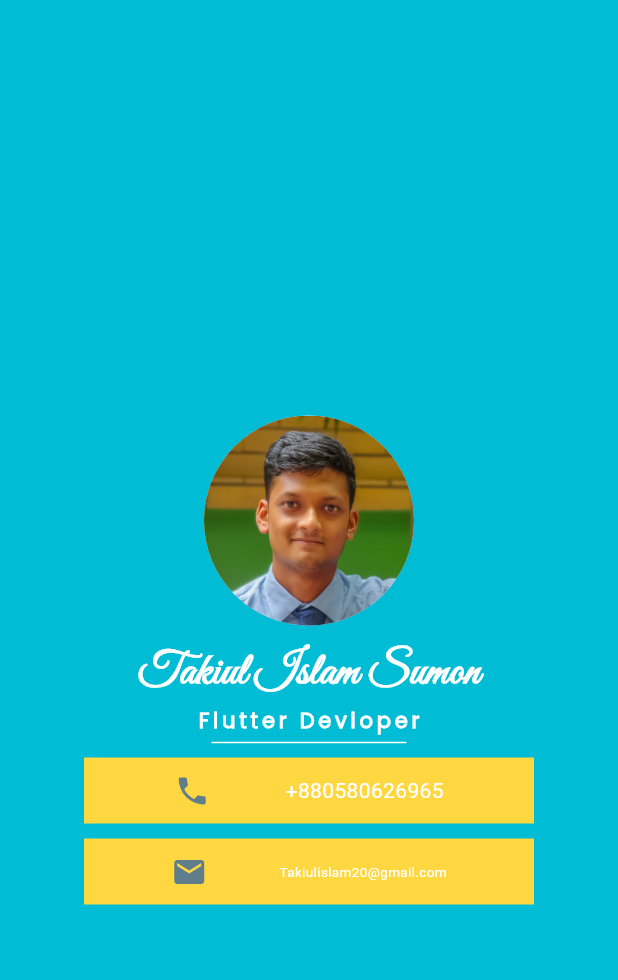
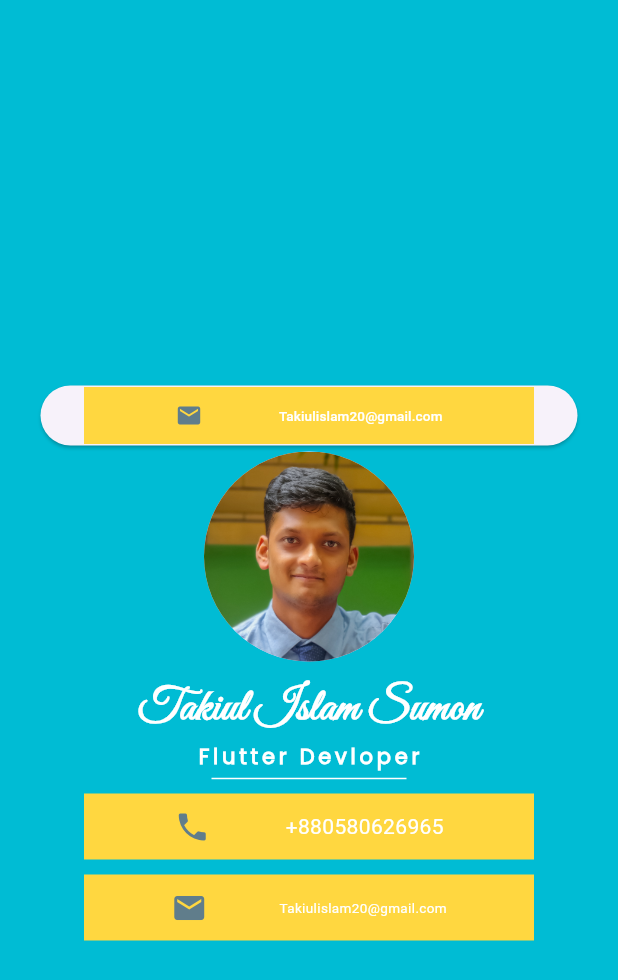
Before and after one commit to takiul-sumon/Business-Card-App, a Flutter app: the screen it shows after launch, on a phone screen of 412 x 824 dp. Shown: the top 980 px of the screen. Run offline on Flutter 3.47's test engine with Material 3 defaults, Android fonts, the phone set to English and light mode, and no system bars.

Commit message:
Click Able

```diff
--- a/lib/main.dart
+++ b/lib/main.dart
@@ -1,6 +1,5 @@
-import 'package:flutter/cupertino.dart';
 import 'package:flutter/material.dart';
-import 'package:flutter/widgets.dart';
+import 'package:url_launcher/link.dart';
 
 void main() {
   runApp(Myapp());
@@ -40,7 +39,43 @@ class _MyappState extends State<Myapp> {
               children: [
                 // CircleAvatar(child: Image.asset('assets/images/less.jpg'),maxRadius: 20,)
                 //  Image.asset('/images/less.jpg',)
+                Link(
+                  target: LinkTarget.blank,
+                  uri: Uri.parse("http://www.facebook.com/TakiuliSumon"),
+                  builder: (context, followLink) => ElevatedButton(
+                      onPressed: followLink,
+                      child: Container(
+                        width: 300,
+                        // height: 40,
+                        color: Colors.amberAccent,
+                        // decoration: BoxDecoration(
+                        //     borderRadius: BorderRadius.circular(10),
+                        //     color: Colors.lightBlue),
+                        margin:
+                            EdgeInsets.symmetric(vertical: 0, horizontal: 5),
+                        padding: EdgeInsets.all(10),
 
+                        child: Row(
+                          mainAxisAlignment: MainAxisAlignment.spaceEvenly,
+                          children: [
+                            FittedBox(
+                                child: Icon(
+                              Icons.mail,
+                              color: Colors.blueGrey,
+                            )),
+                            FittedBox(
+                              child: Text(
+                                "Takiulislam20@gmail.com",
+                                style: TextStyle(
+                                  fontSize: 9,
+                                  color: Colors.white,
+                                ),
+                              ),
+                            )
+                          ],
+                        ),
+                      )),
+                ),
                 CircleAvatar(
                   backgroundImage: AssetImage('assets/less.jpg'),
                   maxRadius: 70,
--- a/pubspec.yaml
+++ b/pubspec.yaml
@@ -37,6 +37,7 @@ dependencies:
   # The following adds the Cupertino Icons font to your application.
   # Use with the CupertinoIcons class for iOS style icons.
   cupertino_icons: ^1.0.6
+  url_launcher: ^6.2.6
 
 dev_dependencies:
   flutter_test:
```
Also changed, not shown: pubspec.lock, 5 other files.
